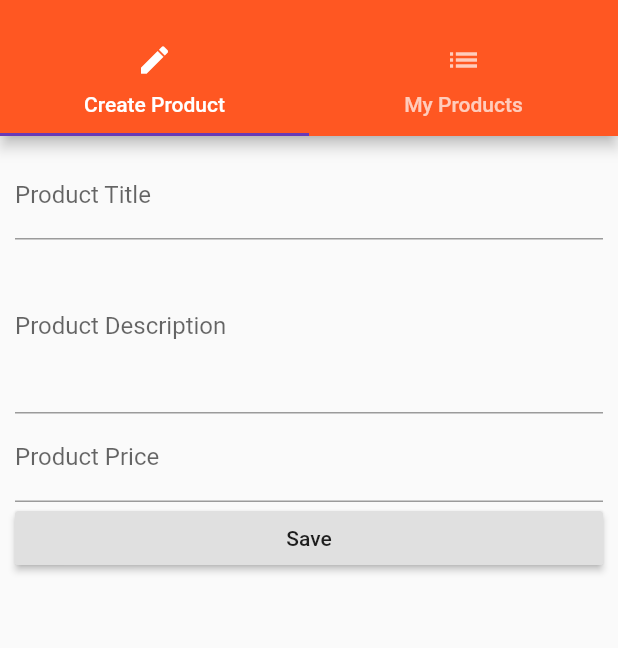
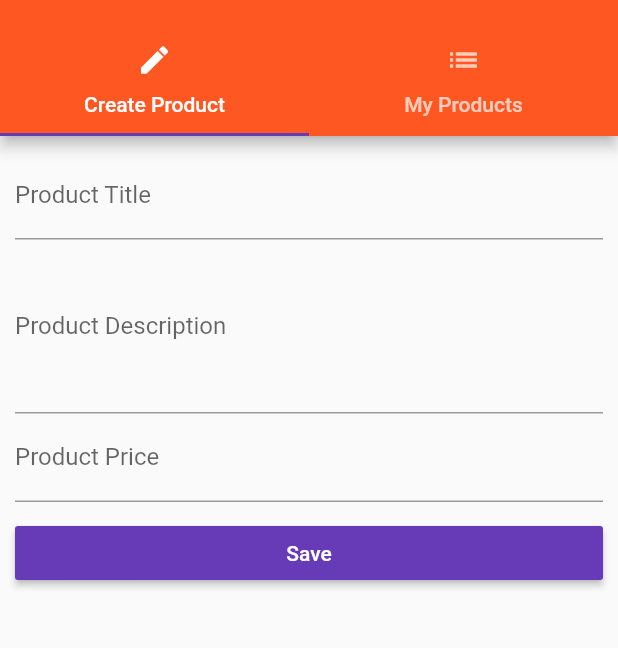
Before and after one commit to tongeren/learn_flutter_and_dart, a Flutter app: the ProductAdminPage screen opened by its route, after a tap on "Save", on a phone screen of 412 x 824 dp, the part 59-707 px from its top. Run offline on Flutter 3.47's test engine with Material 2 defaults, Android fonts, the phone set to English and light mode, and no system bars.

Commit message:
Improving the style of the form.

```diff
--- a/first_app/lib/pages/product_create.dart
+++ b/first_app/lib/pages/product_create.dart
@@ -46,7 +46,12 @@ class _ProductCreatePageState extends State<ProductCreatePage> {
                   priceValue = double.parse(value);
                 });
               }),
-              RaisedButton(child: Text('Save'), onPressed: () {
+          SizedBox(height: 10.0),
+          RaisedButton(
+              child: Text('Save'),
+              color: Theme.of(context).accentColor,
+              textColor: Colors.white,
+              onPressed: () {
                 final Map<String, dynamic> product = {
                   'title': titleValue,
                   'description': descriptionValue,
```
